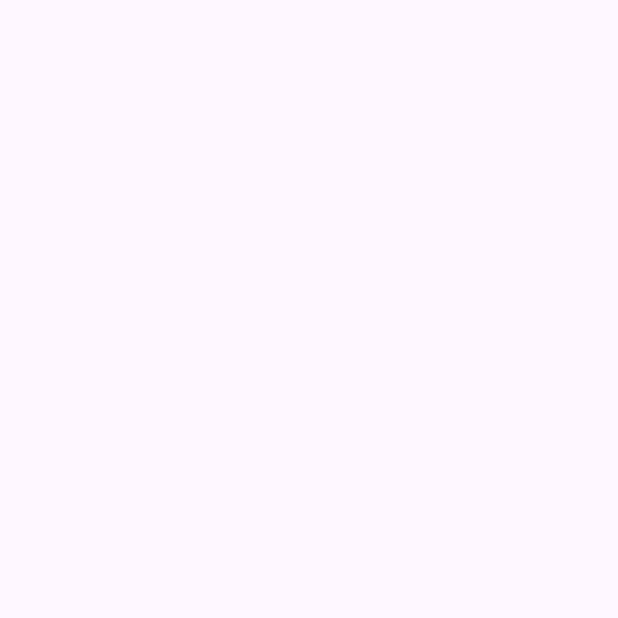
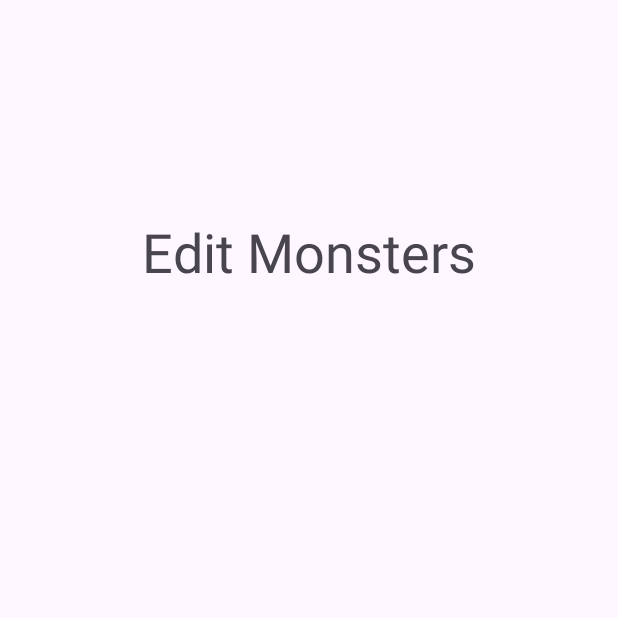
Before and after one commit to qzmp010/Lutra_Legally_Distinct_Pocket_Monster_Arena, an Android app: the EditMonstersActivity screen opened directly, with no data from a screen before it, on a phone screen of 412 x 824 dp, the top half of it. Before the commit the part shown is empty. Run offline under Robolectric (Android 15) with nearby library versions, the light colour scheme and no system bars.

```diff
--- a/app/src/main/java/com/lutra/legallydistinctpocketmonsterarea/ChooseMonsterActivity.java
+++ b/app/src/main/java/com/lutra/legallydistinctpocketmonsterarea/ChooseMonsterActivity.java
@@ -140,7 +140,7 @@
     }
     private void createNewMonster(String input){
         String nickname = input;
-        String setPhrase ="I am the default monster";
+        String setPhrase ="";
         int attack = 13;
         int defense = 7;
         int health = 30;
--- a/app/src/main/res/layout/activity_edit_monsters.xml
+++ b/app/src/main/res/layout/activity_edit_monsters.xml
@@ -7,4 +7,24 @@
     android:layout_height="match_parent"
     tools:context=".EditMonstersActivity">
 
+    <TextView
+        android:id="@+id/EditMonsterTextView"
+        android:layout_width="wrap_content"
+        android:layout_height="wrap_content"
+        android:layout_marginBottom="632dp"
+        android:text="@string/Edit_monsters"
+        android:textSize="36sp"
+        app:layout_constraintBottom_toBottomOf="parent"
+        app:layout_constraintEnd_toEndOf="parent"
+        app:layout_constraintStart_toStartOf="parent" />
+
+    <androidx.recyclerview.widget.RecyclerView
+        android:id="@+id/RecyclerView"
+        android:layout_width="wrap_content"
+        android:layout_height="wrap_content"
+        app:layout_constraintTop_toBottomOf="@id/EditMonsterTextView"
+        app:layout_constraintBottom_toBottomOf="parent"
+        app:layout_constraintStart_toStartOf="parent"
+        app:layout_constraintEnd_toEndOf="parent" />
+
 </androidx.constraintlayout.widget.ConstraintLayout>
--- a/app/src/main/res/values/strings.xml
+++ b/app/src/main/res/values/strings.xml
@@ -39,6 +39,7 @@
     <string name="preference_userId_key">daclinkPreferenceUserIdKey</string>
     <string name="monster_image">Monster Image</string>
     <string name="view_label_type_health_attack_defense">🌈 Type:\n❤️ Health:\n🗡️ Attack:\n🛡️ Defense:</string>
+    <string name="Edit_monsters">Edit Monsters</string>
 
 
 </resources>
```
